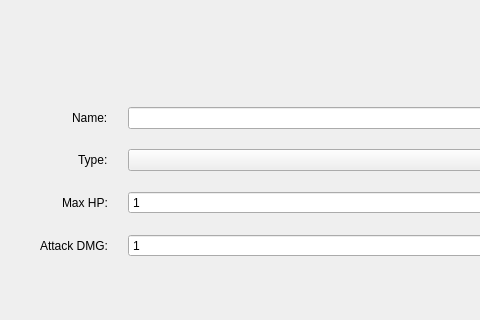
The window that UI_Layouts/editEnemyForm.ui (20dj-kws-sdd/tbrpggepp) describes before a commit, drawn with Qt 5; both pictures show x 0 to 480 and y 155 to 475 of the 1280 by 720 pixel window.
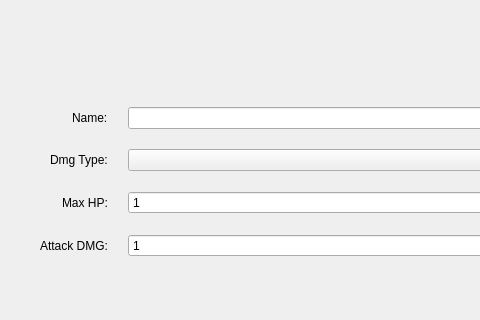
The same window after the commit.

The edit to the form file:
```diff
--- a/UI_Layouts/editEnemyForm.ui
+++ b/UI_Layouts/editEnemyForm.ui
@@ -66,7 +66,7 @@
         <item row="1" column="0">
          <widget class="QLabel" name="lblType">
           <property name="text">
-           <string>Type:</string>
+           <string>Dmg Type:</string>
           </property>
          </widget>
         </item>
```
Left out of the diff: 4 changed lines with no effect on the pictures.
